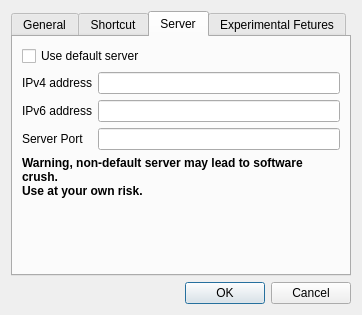
This is src/painttyDesktop/widgets/configuredialog.ui in liuyanghejerry/painttyWidget as Qt 5 draws it before an edit. The edited form follows.
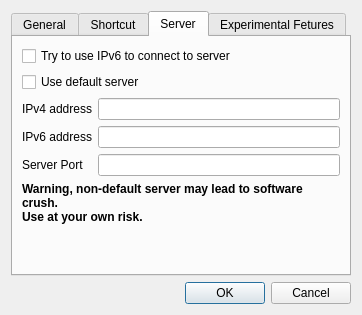
This is the edited form. The open tabs and pages were chosen to show the change.

```diff
--- a/src/painttyDesktop/widgets/configuredialog.ui
+++ b/src/painttyDesktop/widgets/configuredialog.ui
@@ -41,30 +41,6 @@
         <widget class="QComboBox" name="languageComboBox"/>
        </item>
        <item row="1" column="0">
-        <widget class="QLabel" name="connectLabel">
-         <property name="text">
-          <string>&amp;Connection:</string>
-         </property>
-         <property name="buddy">
-          <cstring>ipv6CheckBox</cstring>
-         </property>
-        </widget>
-       </item>
-       <item row="1" column="1">
-        <widget class="QCheckBox" name="ipv6CheckBox">
-         <property name="text">
-          <string>Try to use IPv6 to connect to server</string>
-         </property>
-        </widget>
-       </item>
-       <item row="3" column="0">
-        <widget class="QPushButton" name="clearCache">
-         <property name="text">
-          <string>Clear Cache</string>
-         </property>
-        </widget>
-       </item>
-       <item row="2" column="0">
         <widget class="QLabel" name="droidFontLabel">
          <property name="text">
           <string>Custom Font:</string>
@@ -129,45 +105,56 @@
       <attribute name="title">
        <string>Server</string>
       </attribute>
-      <layout class="QFormLayout" name="formLayout_2">
-       <item row="1" column="0">
-        <widget class="QLabel" name="ipv4_label">
+      <layout class="QVBoxLayout" name="verticalLayout_3">
+       <item>
+        <widget class="QCheckBox" name="ipv6CheckBox">
          <property name="text">
-          <string>IPv4 address</string>
+          <string>Try to use IPv6 to connect to server</string>
          </property>
         </widget>
        </item>
-       <item row="1" column="1">
-        <widget class="QLineEdit" name="ipv4_lineedit"/>
-       </item>
-       <item row="2" column="0">
-        <widget class="QLabel" name="ipv6_label">
-         <property name="text">
-          <string>IPv6 address</string>
-         </property>
-        </widget>
-       </item>
-       <item row="2" column="1">
-        <widget class="QLineEdit" name="ipv6_lineedit"/>
-       </item>
-       <item row="3" column="0">
-        <widget class="QLabel" name="port_label">
-         <property name="text">
-          <string>Server Port</string>
-         </property>
-        </widget>
-       </item>
-       <item row="3" column="1">
-        <widget class="QLineEdit" name="port_lineedit"/>
-       </item>
-       <item row="0" column="0" colspan="2">
+       <item>
         <widget class="QCheckBox" name="use_default_server_checkbox">
          <property name="text">
           <string>Use default server</string>
          </property>
         </widget>
        </item>
-       <item row="4" column="0" colspan="2">
+       <item>
+        <layout class="QGridLayout" name="gridLayout">
+         <item row="0" column="0">
+          <widget class="QLabel" name="ipv4_label">
+           <property name="text">
+            <string>IPv4 address</string>
+           </property>
+          </widget>
+         </item>
+         <item row="0" column="1">
+          <widget class="QLineEdit" name="ipv4_lineedit"/>
+         </item>
+         <item row="1" column="0">
+          <widget class="QLabel" name="ipv6_label">
+           <property name="text">
+            <string>IPv6 address</string>
+           </property>
+          </widget>
+         </item>
+         <item row="1" column="1">
+          <widget class="QLineEdit" name="ipv6_lineedit"/>
+         </item>
+         <item row="2" column="0">
+          <widget class="QLabel" name="port_label">
+           <property name="text">
+            <string>Server Port</string>
+           </property>
+          </widget>
+         </item>
+         <item row="2" column="1">
+          <widget class="QLineEdit" name="port_lineedit"/>
+         </item>
+        </layout>
+       </item>
+       <item>
         <widget class="QLabel" name="server_notice_label">
          <property name="styleSheet">
           <string notr="true">#server_notice_label {
@@ -183,6 +170,19 @@
          </property>
         </widget>
        </item>
+       <item>
+        <spacer name="verticalSpacer_2">
+         <property name="orientation">
+          <enum>Qt::Vertical</enum>
+         </property>
+         <property name="sizeHint" stdset="0">
+          <size>
+           <width>20</width>
+           <height>40</height>
+          </size>
+         </property>
+        </spacer>
+       </item>
       </layout>
      </widget>
      <widget class="QWidget" name="experimentalTab">
```
Left out of the diff: 47 changed lines with no effect on the pictures.
